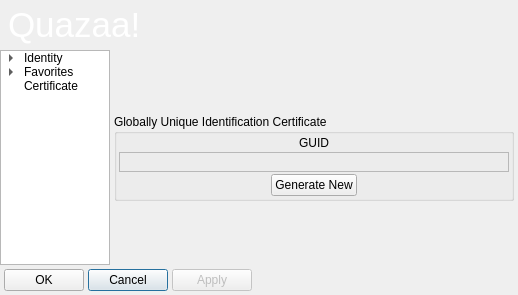
Before: the Qt Designer form trunk/dialogprofile.ui in c3c/quazaa, drawn with Qt 5.
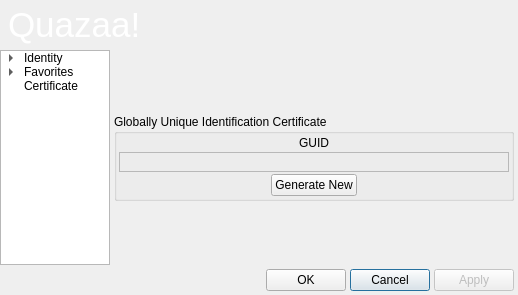
After: the same form once the commit is applied. Icons and pictures are not drawn.

```diff
--- a/trunk/dialogprofile.ui
+++ b/trunk/dialogprofile.ui
@@ -1096,7 +1096,34 @@
      <property name="spacing">
       <number>4</number>
      </property>
+     <item row="0" column="1">
+      <widget class="QPushButton" name="pushButtonOK">
+       <property name="text">
+        <string>OK</string>
+       </property>
+      </widget>
+     </item>
+     <item row="0" column="2">
+      <widget class="QPushButton" name="pushButtonCancel">
+       <property name="text">
+        <string>Cancel</string>
+       </property>
+       <property name="default">
+        <bool>true</bool>
+       </property>
+      </widget>
+     </item>
      <item row="0" column="3">
+      <widget class="QPushButton" name="pushButtonApply">
+       <property name="enabled">
+        <bool>false</bool>
+       </property>
+       <property name="text">
+        <string>Apply</string>
+       </property>
+      </widget>
+     </item>
+     <item row="0" column="0">
       <spacer name="horizontalSpacerFooter">
        <property name="orientation">
         <enum>Qt::Horizontal</enum>
@@ -1112,33 +1139,6 @@
        </property>
       </spacer>
      </item>
-     <item row="0" column="0">
-      <widget class="QPushButton" name="pushButtonOK">
-       <property name="text">
-        <string>OK</string>
-       </property>
-      </widget>
-     </item>
-     <item row="0" column="1">
-      <widget class="QPushButton" name="pushButtonCancel">
-       <property name="text">
-        <string>Cancel</string>
-       </property>
-       <property name="default">
-        <bool>true</bool>
-       </property>
-      </widget>
-     </item>
-     <item row="0" column="2">
-      <widget class="QPushButton" name="pushButtonApply">
-       <property name="enabled">
-        <bool>false</bool>
-       </property>
-       <property name="text">
-        <string>Apply</string>
-       </property>
-      </widget>
-     </item>
     </layout>
    </item>
   </layout>
```
